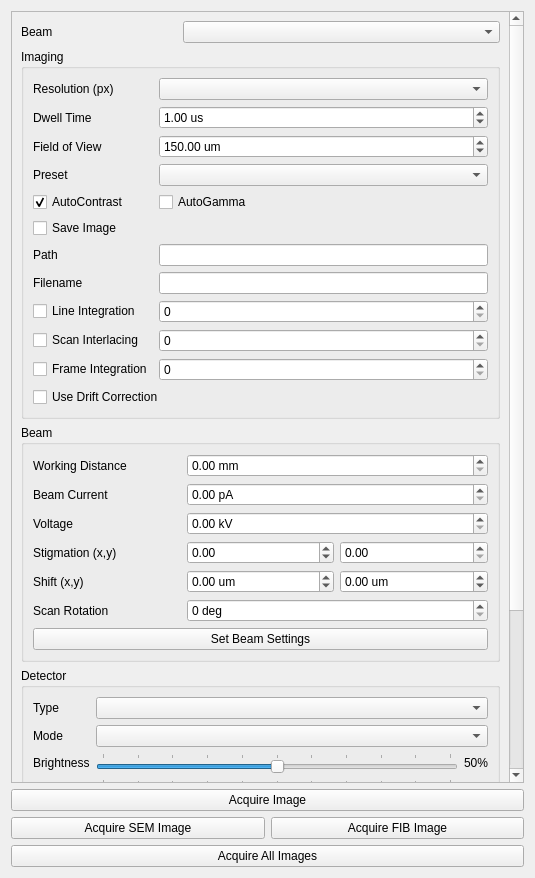
Before: the Qt Designer form fibsem/ui/qtdesigner_files/ImageSettingsWidget.ui in DeMarcoLab/fibsem, drawn with Qt 5.
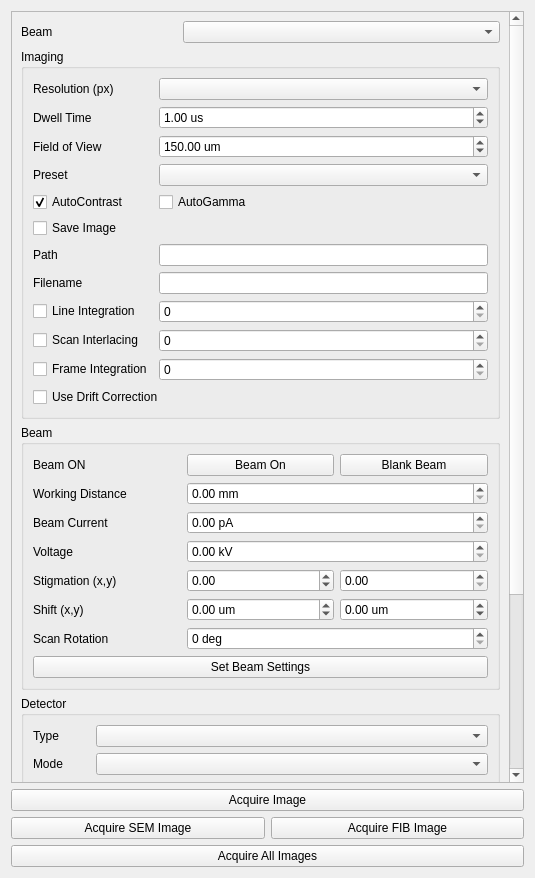
After: the same form once the commit is applied.

Commit message: [feat] add beam on/off blank/unblank to ui

```diff
--- a/fibsem/ui/qtdesigner_files/ImageSettingsWidget.ui
+++ b/fibsem/ui/qtdesigner_files/ImageSettingsWidget.ui
@@ -36,9 +36,9 @@
       <property name="geometry">
        <rect>
         <x>0</x>
-        <y>-311</y>
+        <y>0</y>
         <width>501</width>
-        <height>1076</height>
+        <height>1042</height>
        </rect>
       </property>
       <layout class="QGridLayout" name="gridLayout_2">
@@ -386,8 +386,31 @@
           <string>Beam</string>
          </property>
          <layout class="QGridLayout" name="gridLayout_4">
-          <item row="3" column="2">
-           <widget class="QDoubleSpinBox" name="doubleSpinBox_stigmation_y">
+          <item row="3" column="1" colspan="2">
+           <widget class="QDoubleSpinBox" name="doubleSpinBox_beam_voltage">
+            <property name="suffix">
+             <string> kV</string>
+            </property>
+            <property name="maximum">
+             <double>100000.000000000000000</double>
+            </property>
+           </widget>
+          </item>
+          <item row="3" column="0">
+           <widget class="QLabel" name="label_beam_voltage">
+            <property name="text">
+             <string>Voltage</string>
+            </property>
+           </widget>
+          </item>
+          <item row="5" column="2">
+           <widget class="QDoubleSpinBox" name="doubleSpinBox_shift_y">
+            <property name="suffix">
+             <string> um</string>
+            </property>
+            <property name="minimum">
+             <double>-1000.000000000000000</double>
+            </property>
             <property name="maximum">
              <double>1000.000000000000000</double>
             </property>
@@ -396,7 +419,14 @@
             </property>
            </widget>
           </item>
-          <item row="5" column="1" colspan="2">
+          <item row="2" column="0">
+           <widget class="QLabel" name="label_beam_current">
+            <property name="text">
+             <string>Beam Current</string>
+            </property>
+           </widget>
+          </item>
+          <item row="6" column="1" colspan="2">
            <widget class="QSpinBox" name="spinBox_beam_scan_rotation">
             <property name="suffix">
              <string> deg</string>
@@ -406,7 +436,7 @@
             </property>
            </widget>
           </item>
-          <item row="3" column="1">
+          <item row="4" column="1">
            <widget class="QDoubleSpinBox" name="doubleSpinBox_stigmation_x">
             <property name="minimum">
              <double>-1000.000000000000000</double>
@@ -419,21 +449,21 @@
             </property>
            </widget>
           </item>
-          <item row="2" column="0">
-           <widget class="QLabel" name="label_beam_voltage">
-            <property name="text">
-             <string>Voltage</string>
-            </property>
-           </widget>
-          </item>
-          <item row="0" column="0">
+          <item row="1" column="0">
            <widget class="QLabel" name="label_beam_working_distance">
             <property name="text">
              <string>Working Distance</string>
             </property>
            </widget>
           </item>
-          <item row="0" column="1" colspan="2">
+          <item row="7" column="0" colspan="3">
+           <widget class="QPushButton" name="button_set_beam_settings">
+            <property name="text">
+             <string>Set Beam Settings</string>
+            </property>
+           </widget>
+          </item>
+          <item row="1" column="1" colspan="2">
            <widget class="QDoubleSpinBox" name="doubleSpinBox_working_distance">
             <property name="suffix">
              <string> mm</string>
@@ -446,70 +476,21 @@
             </property>
            </widget>
           </item>
-          <item row="2" column="1" colspan="2">
-           <widget class="QDoubleSpinBox" name="doubleSpinBox_beam_voltage">
-            <property name="suffix">
-             <string> kV</string>
-            </property>
-            <property name="maximum">
-             <double>100000.000000000000000</double>
-            </property>
-           </widget>
-          </item>
-          <item row="4" column="2">
-           <widget class="QDoubleSpinBox" name="doubleSpinBox_shift_y">
-            <property name="suffix">
-             <string> um</string>
-            </property>
-            <property name="minimum">
-             <double>-1000.000000000000000</double>
-            </property>
-            <property name="maximum">
-             <double>1000.000000000000000</double>
-            </property>
-            <property name="singleStep">
-             <double>0.010000000000000</double>
-            </property>
-           </widget>
-          </item>
-          <item row="5" column="0">
+          <item row="6" column="0">
            <widget class="QLabel" name="label_beam_scan_rotation">
             <property name="text">
              <string>Scan Rotation</string>
             </property>
            </widget>
           </item>
-          <item row="1" column="0">
-           <widget class="QLabel" name="label_beam_current">
-            <property name="text">
-             <string>Beam Current</string>
-            </property>
-           </widget>
-          </item>
-          <item row="4" column="0">
+          <item row="5" column="0">
            <widget class="QLabel" name="label_shift">
             <property name="text">
              <string>Shift (x,y)</string>
             </property>
            </widget>
           </item>
-          <item row="4" column="1">
-           <widget class="QDoubleSpinBox" name="doubleSpinBox_shift_x">
-            <property name="suffix">
-             <string> um</string>
-            </property>
-            <property name="minimum">
-             <double>-1000.000000000000000</double>
-            </property>
-            <property name="maximum">
-             <double>1000.000000000000000</double>
-            </property>
-            <property name="singleStep">
-             <double>0.010000000000000</double>
-            </property>
-           </widget>
-          </item>
-          <item row="1" column="1" colspan="2">
+          <item row="2" column="1" colspan="2">
            <widget class="QDoubleSpinBox" name="doubleSpinBox_beam_current">
             <property name="suffix">
              <string> pA</string>
@@ -519,17 +500,57 @@
             </property>
            </widget>
           </item>
-          <item row="3" column="0">
+          <item row="4" column="0">
            <widget class="QLabel" name="label_stigmation">
             <property name="text">
              <string>Stigmation (x,y)</string>
             </property>
            </widget>
           </item>
-          <item row="6" column="0" colspan="3">
-           <widget class="QPushButton" name="button_set_beam_settings">
+          <item row="4" column="2">
+           <widget class="QDoubleSpinBox" name="doubleSpinBox_stigmation_y">
+            <property name="maximum">
+             <double>1000.000000000000000</double>
+            </property>
+            <property name="singleStep">
+             <double>0.010000000000000</double>
+            </property>
+           </widget>
+          </item>
+          <item row="5" column="1">
+           <widget class="QDoubleSpinBox" name="doubleSpinBox_shift_x">
+            <property name="suffix">
+             <string> um</string>
+            </property>
+            <property name="minimum">
+             <double>-1000.000000000000000</double>
+            </property>
+            <property name="maximum">
+             <double>1000.000000000000000</double>
+            </property>
+            <property name="singleStep">
+             <double>0.010000000000000</double>
+            </property>
+           </widget>
+          </item>
+          <item row="0" column="2">
+           <widget class="QPushButton" name="pushButton_beam_blanked">
             <property name="text">
-             <string>Set Beam Settings</string>
+             <string>Blank Beam</string>
+            </property>
+           </widget>
+          </item>
+          <item row="0" column="1">
+           <widget class="QPushButton" name="pushButton_beam_is_on">
+            <property name="text">
+             <string>Beam On</string>
+            </property>
+           </widget>
+          </item>
+          <item row="0" column="0">
+           <widget class="QLabel" name="label_beam_status">
+            <property name="text">
+             <string>Beam ON</string>
             </property>
            </widget>
           </item>
```
The commit also changes 3 other files.
